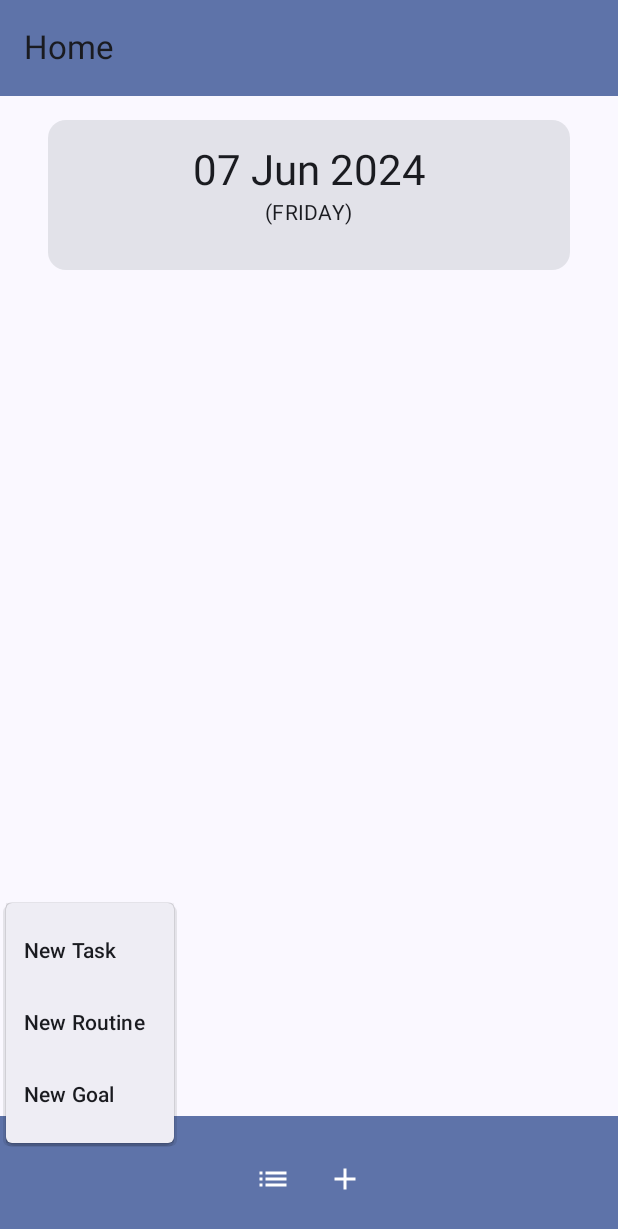
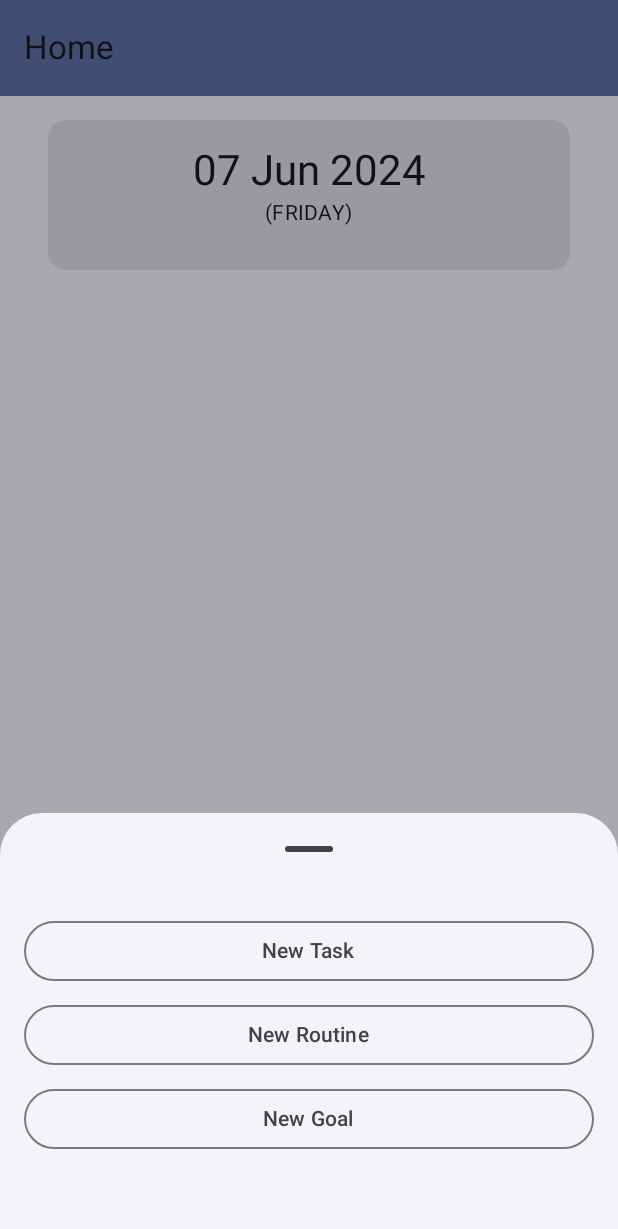
Before and after one commit to Compu-Movil-20241-Gr09/RobERTO, an Android app built with Jetpack Compose: the screen it shows after launch (MainActivity), after a tap on "Add", on a phone screen of 412 x 824 dp. Shown: the top 1229 px of the screen. Run offline under Robolectric (Android 15) with nearby library versions, the phone set to English and light mode, and no system bars; our stand-ins replace Room's generated code.

Commit message:
Add bottom sheet to add new

```diff
--- a/app/src/main/java/co/edu/udea/compumovil/gr09_20241/roberto/ui/RobertoScreen.kt
+++ b/app/src/main/java/co/edu/udea/compumovil/gr09_20241/roberto/ui/RobertoScreen.kt
@@ -1,35 +1,14 @@
 package co.edu.udea.compumovil.gr09_20241.roberto.ui
 
 import androidx.annotation.StringRes
-import androidx.compose.foundation.layout.Arrangement
-import androidx.compose.foundation.layout.Row
 import androidx.compose.foundation.layout.fillMaxSize
-import androidx.compose.foundation.layout.fillMaxWidth
 import androidx.compose.foundation.layout.padding
 import androidx.compose.foundation.rememberScrollState
 import androidx.compose.foundation.verticalScroll
-import androidx.compose.material.icons.Icons
-import androidx.compose.material.icons.automirrored.filled.ArrowBack
-import androidx.compose.material.icons.automirrored.filled.List
-import androidx.compose.material.icons.filled.Add
-import androidx.compose.material3.BottomAppBar
-import androidx.compose.material3.DropdownMenu
-import androidx.compose.material3.DropdownMenuItem
-import androidx.compose.material3.ExperimentalMaterial3Api
-import androidx.compose.material3.Icon
-import androidx.compose.material3.IconButton
-import androidx.compose.material3.MaterialTheme
 import androidx.compose.material3.Scaffold
-import androidx.compose.material3.Text
-import androidx.compose.material3.TopAppBar
-import androidx.compose.material3.TopAppBarDefaults
 import androidx.compose.runtime.Composable
 import androidx.compose.runtime.getValue
-import androidx.compose.runtime.mutableStateOf
-import androidx.compose.runtime.remember
-import androidx.compose.runtime.setValue
 import androidx.compose.ui.Modifier
-import androidx.compose.ui.res.stringResource
 import androidx.lifecycle.viewmodel.compose.viewModel
 import androidx.navigation.NavHostController
 import androidx.navigation.compose.NavHost
@@ -45,6 +24,8 @@ import co.edu.udea.compumovil.gr09_20241.roberto.ui.activities.ListItemsScreen
 
 import co.edu.udea.compumovil.gr09_20241.roberto.ui.activities.NewRoutineScreen
 import co.edu.udea.compumovil.gr09_20241.roberto.ui.activities.NewTaskScreen
+import co.edu.udea.compumovil.gr09_20241.roberto.ui.composables.RobertoBottomAppBar
+import co.edu.udea.compumovil.gr09_20241.roberto.ui.composables.RobertoTopAppBar
 import co.edu.udea.compumovil.gr09_20241.roberto.view_models.GoalViewModel
 import co.edu.udea.compumovil.gr09_20241.roberto.view_models.RoutineViewModel
 import co.edu.udea.compumovil.gr09_20241.roberto.view_models.TaskViewModel
@@ -56,85 +37,6 @@ enum class RobertoScreen(@StringRes val title: Int){
     NewRoutine(title = R.string.new_routine),
     NewGoal(title = R.string.new_goal),
     ListItems(title = R.string.elements_lists)
-}
-
-@OptIn(ExperimentalMaterial3Api::class)
-@Composable
-fun RobertoAppBar(
-    currentScreen: RobertoScreen,
-    canNavigateBack: Boolean,
-    navigateUp:() -> Unit,
-    modifier: Modifier = Modifier
-) {
-    TopAppBar(
-        title = { Text(stringResource(currentScreen.title)) },
-        colors = TopAppBarDefaults.mediumTopAppBarColors(
-            containerColor = MaterialTheme.colorScheme.primaryContainer
-        ),
-        modifier = modifier,
-        navigationIcon = {
-            if(canNavigateBack){
-                IconButton(onClick = navigateUp) {
-                    Icon(
-                        imageVector = Icons.AutoMirrored.Default.ArrowBack,
-                        contentDescription = stringResource(R.string.back_button)
-                    )
-                }
-            }
-        }
-    )
-}
-
-@Composable
-fun RobertoBottomAppBar(
-    navController: NavHostController,
-    modifier: Modifier = Modifier
-) {
-    var isDropdownMenuExpanded by remember {
-        mutableStateOf(false)
-    }
-
-    BottomAppBar(
-        containerColor = MaterialTheme.colorScheme.primaryContainer
-    ) {
-        Row(
-            modifier = Modifier.fillMaxWidth(),
-            horizontalArrangement = Arrangement.Center
-        ) {
-            IconButton(onClick = { navController.navigate(RobertoScreen.ListItems.name) }) {
-                Icon(Icons.AutoMirrored.Filled.List, contentDescription = "List")
-            }
-            IconButton(onClick = { isDropdownMenuExpanded = !isDropdownMenuExpanded }) {
-                Icon(Icons.Default.Add, contentDescription = "Add")
-            }
-            DropdownMenu(
-                expanded = isDropdownMenuExpanded,
-                onDismissRequest = { isDropdownMenuExpanded = false }
-            ) {
-                DropdownMenuItem(
-                    text = { Text(text = stringResource(R.string.new_task)) },
-                    onClick = {
-                        isDropdownMenuExpanded = false
-                        navController.navigate(RobertoScreen.NewTask.name)
-                    }
-                )
-                DropdownMenuItem(
-                    text = { Text(text = stringResource(R.string.new_routine)) },
-                    onClick = {
-                        isDropdownMenuExpanded = false
-                        navController.navigate(RobertoScreen.NewRoutine.name)
-                    }
-                )
-                DropdownMenuItem(
-                    text = { Text(text = stringResource(R.string.new_goal)) },
-                    onClick = {
-                        isDropdownMenuExpanded = false
-                        navController.navigate(RobertoScreen.NewGoal.name)
-                    }
-                )
-            }
-        }
-    }
 }
 
 @Composable
@@ -153,7 +55,7 @@ fun RobertoApp(
 
     Scaffold(
         topBar = {
-            RobertoAppBar(
+            RobertoTopAppBar(
                 currentScreen = currentScreen,
                 canNavigateBack = navController.previousBackStackEntry != null,
                 navigateUp = { navController.navigateUp() }
--- /dev/null
+++ b/app/src/main/java/co/edu/udea/compumovil/gr09_20241/roberto/ui/composables/RobertoBottomAppBar.kt
@@ -0,0 +1,102 @@
+package co.edu.udea.compumovil.gr09_20241.roberto.ui.composables
+
+import androidx.compose.foundation.layout.Arrangement
+import androidx.compose.foundation.layout.Row
+import androidx.compose.foundation.layout.Spacer
+import androidx.compose.foundation.layout.fillMaxWidth
+import androidx.compose.foundation.layout.height
+import androidx.compose.foundation.layout.padding
+import androidx.compose.material.icons.Icons
+import androidx.compose.material.icons.automirrored.filled.List
+import androidx.compose.material.icons.filled.Add
+import androidx.compose.material3.BottomAppBar
+import androidx.compose.material3.ExperimentalMaterial3Api
+import androidx.compose.material3.Icon
+import androidx.compose.material3.IconButton
+import androidx.compose.material3.MaterialTheme
+import androidx.compose.material3.ModalBottomSheet
+import androidx.compose.material3.OutlinedButton
+import androidx.compose.material3.Text
+import androidx.compose.material3.rememberModalBottomSheetState
+import androidx.compose.runtime.Composable
+import androidx.compose.runtime.getValue
+import androidx.compose.runtime.mutableStateOf
+import androidx.compose.runtime.saveable.rememberSaveable
+import androidx.compose.runtime.setValue
+import androidx.compose.ui.Modifier
+import androidx.compose.ui.res.stringResource
+import androidx.compose.ui.unit.dp
+import androidx.navigation.NavHostController
+import co.edu.udea.compumovil.gr09_20241.roberto.R
+import co.edu.udea.compumovil.gr09_20241.roberto.ui.RobertoScreen
+
+@OptIn(ExperimentalMaterial3Api::class)
+@Composable
+fun RobertoBottomAppBar(
+    navController: NavHostController
+) {
+    val sheetState = rememberModalBottomSheetState()
+    var isSheetOpen by rememberSaveable {
+        mutableStateOf(false)
+    }
+
+    BottomAppBar(
+        containerColor = MaterialTheme.colorScheme.primaryContainer
+    ) {
+        Row(
+            modifier = Modifier.fillMaxWidth(),
+            horizontalArrangement = Arrangement.Center
+        ) {
+            IconButton(onClick = { navController.navigate(RobertoScreen.ListItems.name) }) {
+                Icon(Icons.AutoMirrored.Filled.List, contentDescription = "List")
+            }
+            IconButton(onClick = {
+                isSheetOpen = true
+            }) {
+                Icon(Icons.Default.Add, contentDescription = "Add")
+            }
+            if(isSheetOpen){
+                ModalBottomSheet(
+                    sheetState = sheetState,
+                    onDismissRequest = { isSheetOpen = false }
+                ) {
+                    Spacer(modifier = Modifier.height(16.dp))
+                    OutlinedButton(
+                        modifier = Modifier
+                            .fillMaxWidth()
+                            .padding(16.dp, 4.dp),
+                        onClick = {
+                            navController.navigate(RobertoScreen.NewTask.name)
+                            isSheetOpen = false
+                        }
+                    ) {
+                        Text(text = stringResource(R.string.new_task))
+                    }
+                    OutlinedButton(
+                        modifier = Modifier
+                            .fillMaxWidth()
+                            .padding(16.dp, 4.dp),
+                        onClick = {
+                            navController.navigate(RobertoScreen.NewRoutine.name)
+                            isSheetOpen = false
+                        }
+                    ) {
+                        Text(text = stringResource(R.string.new_routine))
+                    }
+                    OutlinedButton(
+                        modifier = Modifier
+                            .fillMaxWidth()
+                            .padding(16.dp, 4.dp),
+                        onClick = {
+                            navController.navigate(RobertoScreen.NewGoal.name)
+                            isSheetOpen = false
+                        }
+                    ) {
+                        Text(text = stringResource(R.string.new_goal))
+                    }
+                    Spacer(modifier = Modifier.height(50.dp))
+                }
+            }
+        }
+    }
+}
--- /dev/null
+++ b/app/src/main/java/co/edu/udea/compumovil/gr09_20241/roberto/ui/composables/RobertoTopAppBar.kt
@@ -0,0 +1,43 @@
+package co.edu.udea.compumovil.gr09_20241.roberto.ui.composables
+
+import androidx.compose.material.icons.Icons
+import androidx.compose.material.icons.automirrored.filled.ArrowBack
+import androidx.compose.material3.ExperimentalMaterial3Api
+import androidx.compose.material3.Icon
+import androidx.compose.material3.IconButton
+import androidx.compose.material3.MaterialTheme
+import androidx.compose.material3.Text
+import androidx.compose.material3.TopAppBar
+import androidx.compose.material3.TopAppBarDefaults
+import androidx.compose.runtime.Composable
+import androidx.compose.ui.Modifier
+import androidx.compose.ui.res.stringResource
+import co.edu.udea.compumovil.gr09_20241.roberto.R
+import co.edu.udea.compumovil.gr09_20241.roberto.ui.RobertoScreen
+
+@OptIn(ExperimentalMaterial3Api::class)
+@Composable
+fun RobertoTopAppBar(
+    currentScreen: RobertoScreen,
+    canNavigateBack: Boolean,
+    navigateUp:() -> Unit,
+    modifier: Modifier = Modifier
+) {
+    TopAppBar(
+        title = { Text(stringResource(currentScreen.title)) },
+        colors = TopAppBarDefaults.mediumTopAppBarColors(
+            containerColor = MaterialTheme.colorScheme.primaryContainer
+        ),
+        modifier = modifier,
+        navigationIcon = {
+            if(canNavigateBack){
+                IconButton(onClick = navigateUp) {
+                    Icon(
+                        imageVector = Icons.AutoMirrored.Default.ArrowBack,
+                        contentDescription = stringResource(R.string.back_button)
+                    )
+                }
+            }
+        }
+    )
+}
```
